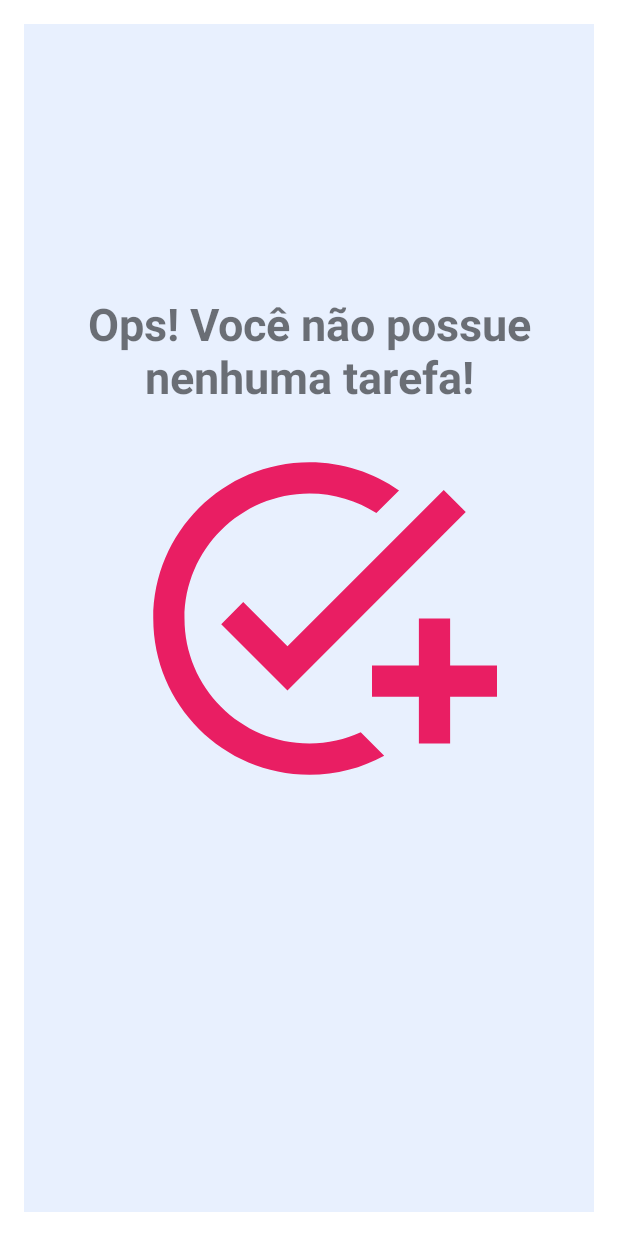
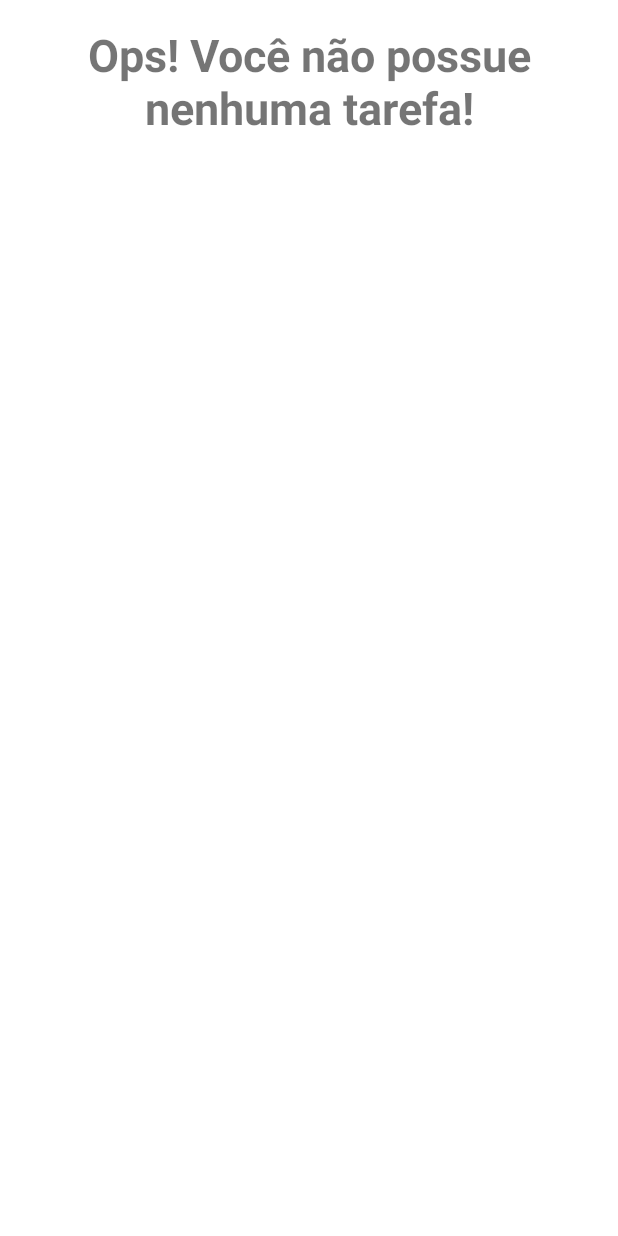
Before and after one commit to evanvidel/todo-list, an Android app: the layout empty_state.xml on its own in the app's theme, with its tools: preview values and no code run, on a phone screen of 412 x 824 dp. Run offline under Robolectric (Android 15) with nearby library versions, the phone set to English and light mode, and no system bars.

```diff
--- a/app/src/main/java/br/com/franco/todolist/model/Task.kt
+++ b/app/src/main/java/br/com/franco/todolist/model/Task.kt
@@ -3,6 +3,7 @@ package br.com.franco.todolist.model
 import android.os.Parcelable
 import kotlinx.android.parcel.Parcelize
 
+@Suppress("DEPRECATED_ANNOTATION")
 @Parcelize
 data class Task(
     var title: String = "",
--- a/app/src/main/java/br/com/franco/todolist/ui/AddTaskActivity.kt
+++ b/app/src/main/java/br/com/franco/todolist/ui/AddTaskActivity.kt
@@ -33,7 +33,6 @@ class AddTaskActivity : AppCompatActivity() {
                 binding.tilDate.text = it.date
                 binding.tilHour.text = it.hour
             }
-
         }
 
         insertListeners()
@@ -82,7 +81,6 @@ class AddTaskActivity : AppCompatActivity() {
                             finish()
                         }
                     }
-
                 }
 
             } else {
@@ -97,8 +95,6 @@ class AddTaskActivity : AppCompatActivity() {
                 setResult(Activity.RESULT_OK)
                 finish()
             }
-
-
         }
     }
 
--- a/app/src/main/res/layout/empty_state.xml
+++ b/app/src/main/res/layout/empty_state.xml
@@ -1,34 +1,23 @@
 <?xml version="1.0" encoding="utf-8"?>
 <androidx.constraintlayout.widget.ConstraintLayout xmlns:android="http://schemas.android.com/apk/res/android"
     xmlns:app="http://schemas.android.com/apk/res-auto"
+    xmlns:tools="http://schemas.android.com/tools"
     android:id="@+id/empty_state"
     android:layout_width="match_parent"
     android:layout_height="match_parent"
-    android:background="@color/light_gray"
     android:layout_margin="16dp">
 
     <TextView
         android:id="@+id/tv_massage"
         android:layout_width="wrap_content"
         android:layout_height="wrap_content"
-        android:layout_marginBottom="16dp"
         android:gravity="center"
-        android:textStyle="bold"
         android:text="@string/label_sem_tarefa"
         android:textSize="30sp"
-        app:layout_constraintBottom_toTopOf="@id/iv_image"
-        app:layout_constraintEnd_toEndOf="parent"
-        app:layout_constraintStart_toStartOf="parent" />
-
-    <androidx.appcompat.widget.AppCompatImageView
-        android:id="@+id/iv_image"
-        android:layout_width="250dp"
-        android:layout_height="250dp"
-        android:tint="@color/red"
-        android:src="@drawable/ic_task"
-        app:layout_constraintBottom_toBottomOf="parent"
+        android:textStyle="bold"
         app:layout_constraintEnd_toEndOf="parent"
         app:layout_constraintStart_toStartOf="parent"
-        app:layout_constraintTop_toTopOf="parent" />
+        tools:layout_editor_absoluteY="133dp"
+        tools:ignore="MissingConstraints" />
 
 </androidx.constraintlayout.widget.ConstraintLayout>
```
Also changed, not shown: app/src/main/java/br/com/franco/todolist/adapter/TaskAdapter.kt (+8 -10 lines), app/src/main/java/br/com/franco/todolist/datasource/FirebaseHelper.kt (+9 -31 lines), app/src/main/java/br/com/franco/todolist/datasource/TaskDataSource.kt (deleted, +0 -33 lines), app/src/main/java/br/com/franco/todolist/ui/MainActivity.kt (+14 -10 lines).
